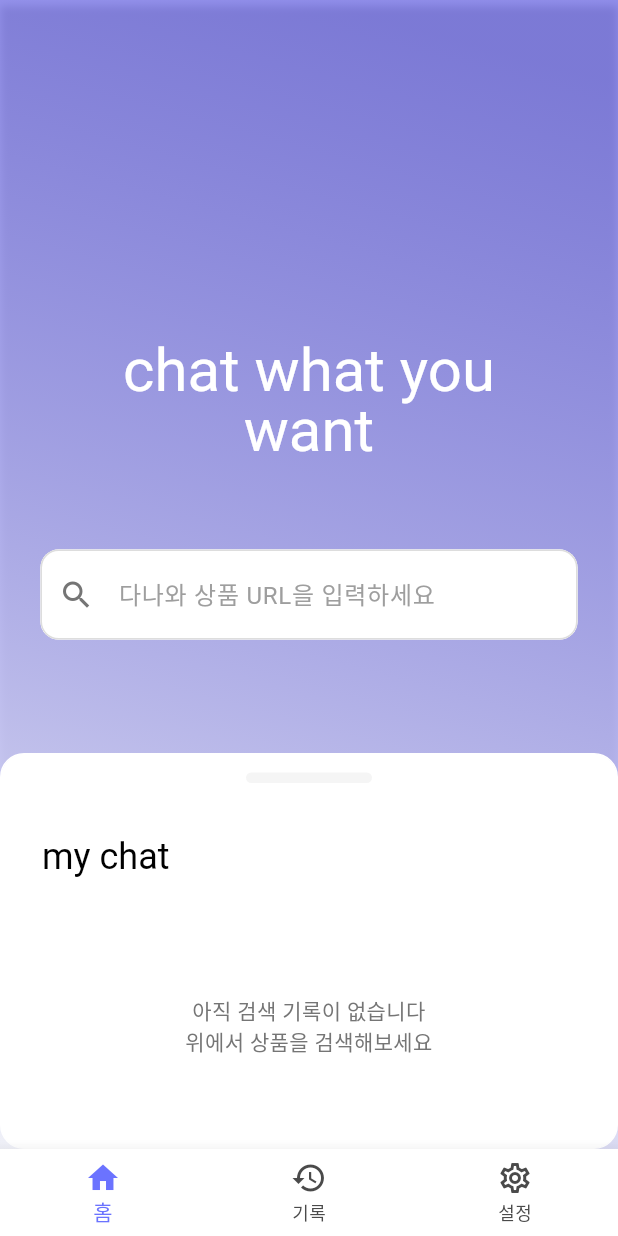
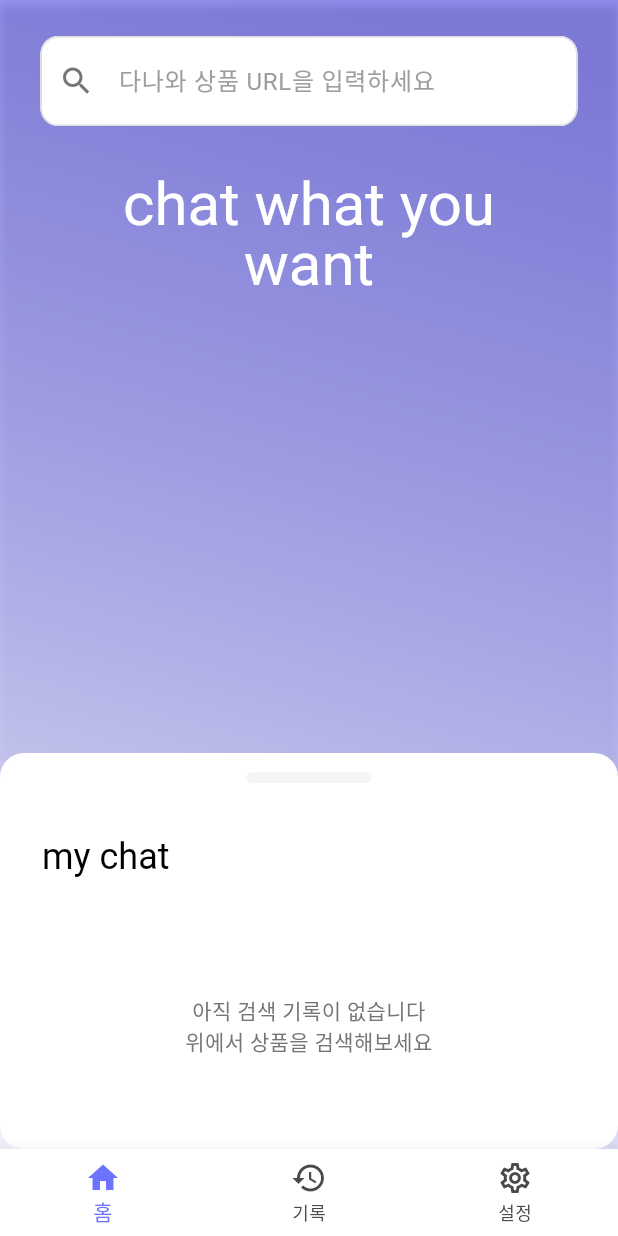
Before and after one commit to phantomer-ai/review_talk, a Flutter app: the screen it shows after launch, on a phone screen of 412 x 824 dp. Run offline on Flutter 3.47's test engine with Material 3 defaults, Android fonts, the phone set to English and light mode, and no system bars; our stand-ins replace dartz, dio, equatable, get_it, shared_preferences; Roboto replaces fonts that are missing (LibreBarcode128Text, Pretendard, SouliyoUnicode).

Commit message:
1단계: 채팅 입력시 최근검색 숨김, URL 입력창 상단 이동, 키보드 대응 개선 (UX 긴급 수정)

```diff
--- a/reviewtalk_app/lib/presentation/views/screens/url_input_screen.dart
+++ b/reviewtalk_app/lib/presentation/views/screens/url_input_screen.dart
@@ -142,7 +142,9 @@
 
   @override
   Widget build(BuildContext context) {
+    final isKeyboardOpen = MediaQuery.of(context).viewInsets.bottom > 0;
     return Scaffold(
+      resizeToAvoidBottomInset: true,
       body: Consumer<UrlInputViewModel>(
         builder: (context, viewModel, child) {
           return Stack(
@@ -162,10 +164,18 @@
                   ],
                 ),
                 child: SafeArea(
+                  child: SingleChildScrollView(
                     child: Column(
                       children: [
-                      const Spacer(flex: 2),
-
+                        // URL 입력창을 최상단으로 이동
+                        Padding(
+                          padding: const EdgeInsets.symmetric(
+                            horizontal: 27,
+                            vertical: 24,
+                          ),
+                          child: _buildSearchInput(viewModel),
+                        ),
+                        const SizedBox(height: 8),
                         // 메인 타이틀 (Figma 위치)
                         Padding(
                           padding: const EdgeInsets.symmetric(horizontal: 80),
@@ -182,22 +192,15 @@
                             ),
                           ),
                         ),
-
                         const SizedBox(height: 60),
-
-                      // 검색 입력창 (Figma 위치)
-                      Padding(
-                        padding: const EdgeInsets.symmetric(horizontal: 27),
-                        child: _buildSearchInput(viewModel),
-                      ),
-
                         const Spacer(flex: 3),
                       ],
                     ),
                   ),
                 ),
-
-              // 하단 모달 (Figma 디자인)
+              ),
+              // 하단 모달 (Figma 디자인) - 키보드가 올라오면 숨김
+              if (!isKeyboardOpen)
                 Positioned(
                   bottom: 0,
                   left: 0,
```
Lines whose indentation alone changed are shown as unchanged.
